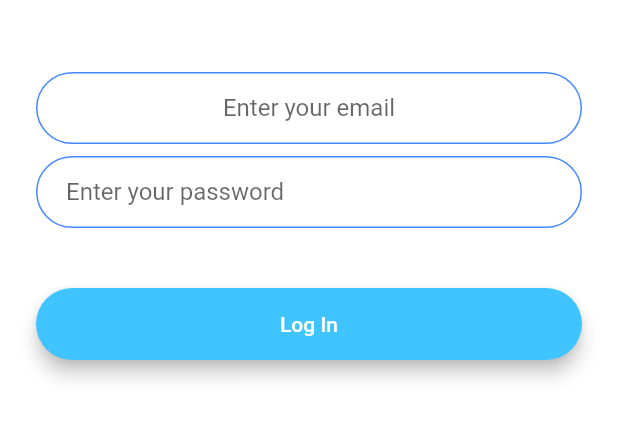
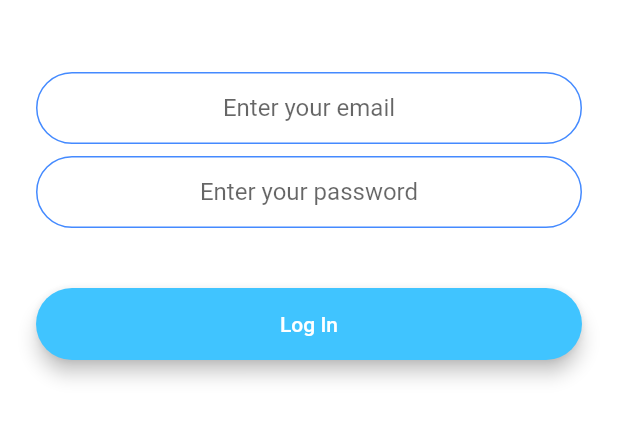
Before and after one commit to SatriaSuriaAriffin/Flutter-Flash-Chat, a Flutter app: the screen it shows after launch, after a tap on "Log In", on a phone screen of 412 x 824 dp, the part 576-1018 px from its top. Run offline on Flutter 3.47's test engine with Material 2 defaults, Android fonts, the phone set to English and light mode, and no system bars; our stand-ins replace animated_text_kit, firebase_auth; accounts and stored records are empty.

```diff
--- a/lib/screens/login_screen.dart
+++ b/lib/screens/login_screen.dart
@@ -49,7 +49,7 @@ class _LoginScreenState extends State<LoginScreen> {
                 //Do something with the user input.
               },
               decoration: kTextFieldDecoration.copyWith(
-                  labelText: 'Enter your password'),
+                  hintText: 'Enter your password'),
             ),
             SizedBox(
               height: 24.0,
```
Also changed, not shown: 3 other files.
